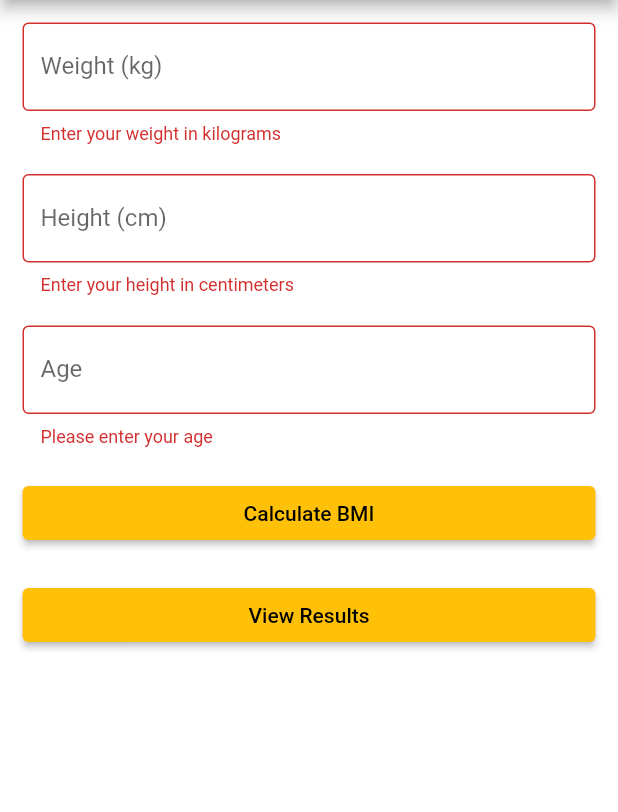
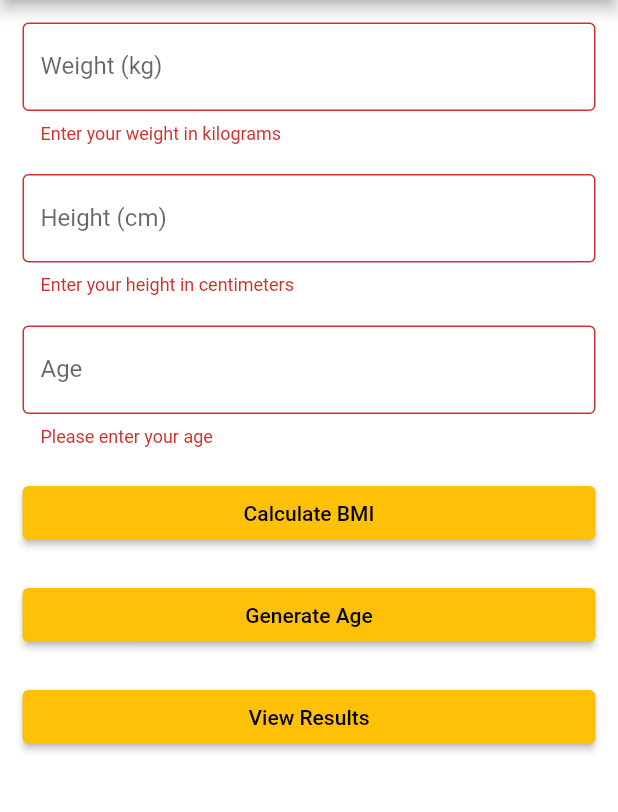
Before and after one commit to iralouisedavid/bmi-calculator, a Flutter app: the screen it shows after launch, after a tap on "Calculate BMI", on a phone screen of 412 x 824 dp, the part 84-896 px from its top. Run offline on Flutter 3.47's test engine with Material 2 defaults, Android fonts, the phone set to English and light mode, and no system bars; our stand-ins replace shared_preferences, sqflite; accounts and stored records are empty.

Commit message:
3rd Commit
03/21/2023

```diff
--- a/lib/data/database_helper.dart
+++ b/lib/data/database_helper.dart
@@ -1,7 +1,7 @@
 import 'dart:async';
 import 'package:path/path.dart';
 import 'package:sqflite/sqflite.dart';
-import 'package:bmi_calculator/models/bmi_model.dart';
+import 'package:bmi_calculator/models/result.dart';
 import 'package:bmi_calculator/queries/bmi_create_table_query.dart';
 
 class DatabaseHelper {
--- a/lib/main.dart
+++ b/lib/main.dart
@@ -1,14 +1,15 @@
 import 'package:flutter/material.dart';
+import 'package:provider/provider.dart';
 import 'screens/bmi_calculator_screen.dart';
+import 'screens/bmi_results_screen.dart';
 import 'package:bmi_calculator/themes/theme.dart';
-import 'package:provider/provider.dart';
-
-// void main() => runApp(BMICalculator(
-// ));
 
 void main() => runApp(
-  ChangeNotifierProvider(
-    create: (_) => ThemeNotifier(),
+  MultiProvider(
+    providers: [
+      // Provider for managing the app's theme
+      ChangeNotifierProvider(create: (_) => ThemeNotifier()),
+    ],
     child: BMICalculator(),
   ),
 );
@@ -18,8 +19,53 @@ class BMICalculator extends StatelessWidget {
   Widget build(BuildContext context) {
     return MaterialApp(
       title: 'BMI Calculator',
-      theme: Provider.of<ThemeNotifier>(context).darkTheme ? dark : light,
-      home: BMICalculatorScreen(),
+      theme: Provider.of<ThemeNotifier>(context).darkTheme ? dark : light, // Set the app theme based on the current theme value in the ThemeNotifier
+      initialRoute: '/',
+      routes: {
+        '/': (context) => BMICalculatorScreen(), // Route to the BMI calculator screen
+        '/results': (context) => ResultsScreen(), // Route to the BMI results screen
+      },
     );
   }
 }
+
+
+
+
+
+
+
+
+
+
+
+
+
+
+
+
+
+
+
+
+//
+// // void main() => runApp(BMICalculator(
+// // ));
+//
+// void main() => runApp(
+//   ChangeNotifierProvider(
+//     create: (_) => ThemeNotifier(),
+//     child: BMICalculator(),
+//   ),
+// );
+//
+// class BMICalculator extends StatelessWidget {
+//   @override
+//   Widget build(BuildContext context) {
+//     return MaterialApp(
+//       title: 'BMI Calculator',
+//       theme: Provider.of<ThemeNotifier>(context).darkTheme ? dark : light,
+//       home: BMICalculatorScreen(),
+//     );
+//   }
+// }
--- /dev/null
+++ b/lib/models/result.dart
@@ -0,0 +1,55 @@
+import 'package:sqflite/sqflite.dart';
+
+class Result {
+  //define the data that will be stored in the database
+  late final int? id;
+  final double weight;
+  final double height;
+  final int age;
+  final double bmi;
+  final String status;
+
+  Result({
+    this.id,
+    required this.weight,
+    required this.height,
+    required this.age,
+    required this.bmi,
+    required this.status,
+  });
+
+  //Convert bmi object to map object
+  Map<String, dynamic> toMap() {
+    return {
+      'id': id,
+      'weight': weight,
+      'height': height,
+      'age': age,
+      'bmi': bmi,
+      'status': status,
+    };
+  }
+
+  //method to get values from other fields while auto-incrementing the id
+  Map<String, dynamic> toMapWithoutId() {
+    return {
+      'age': age,
+      'weight': weight,
+      'height': height,
+      'bmi': bmi,
+      'status': status,
+    };
+  }
+
+  static Result fromMap(Map<String, dynamic> map) {
+    return Result(
+      id: map['id'],
+      weight: map['weight'],
+      height: map['height'],
+      age: map['age'],
+      bmi: map['bmi'],
+      status: map['status'],
+    );
+  }
+
+}
--- /dev/null
+++ b/lib/models/user.dart
@@ -0,0 +1,17 @@
+class User {
+  final int age;
+
+  User({required this.age});
+
+  factory User.fromJson(Map<String, dynamic> json) {
+    return User(
+      age: json['dob']['age'], //extract the age from the 'dob' field in the json map
+    );
+  }
+
+  Map<String, dynamic> toJson() {
+    final Map<String, dynamic> data = <String, dynamic>{}; //convert user object to json map
+    data['age'] = age;
+    return data;
+  }
+}
--- a/lib/screens/bmi_calculator_screen.dart
+++ b/lib/screens/bmi_calculator_screen.dart
@@ -2,6 +2,9 @@ import 'package:flutter/material.dart';
 import 'package:bmi_calculator/bmi_calculator.dart';
 import 'package:bmi_calculator/screens/bmi_results_screen.dart';
 import 'package:bmi_calculator/screens/bmi_settings_screen.dart';
+import 'package:bmi_calculator/validators/bmi_validators.dart';
+import 'package:bmi_calculator/services/api.dart';
+import 'package:bmi_calculator/models/user.dart';
 
 class BMICalculatorScreen extends StatefulWidget {
   @override
@@ -16,6 +19,9 @@ class _BMICalculatorScreenState extends State<BMICalculatorScreen> {
 
   // Create a form key to validate input
   final _formKey = GlobalKey<FormState>();
+
+  // Create ValueNotifier for age
+  ValueNotifier<int> _ageValueNotifier = ValueNotifier<int>(0);
 
   @override
   void dispose() {
@@ -37,7 +43,7 @@ class _BMICalculatorScreenState extends State<BMICalculatorScreen> {
             onPressed: () {
               Navigator.push(
                 context,
-                MaterialPageRoute(builder: (context) => BMISettingsScreen()),
+                MaterialPageRoute(builder: (context) => const BMISettingsScreen()),
               );
             },
           ),
@@ -55,16 +61,7 @@ class _BMICalculatorScreenState extends State<BMICalculatorScreen> {
                 labelText: 'Weight (kg)',
                 border: OutlineInputBorder(),
               ),
-              validator: (value) {
-                if (value!.isEmpty) {
-                  return 'Enter your weight in kilograms';
-                }
-                double? weight = double.tryParse(value);
-                if (weight == null || weight < 2 || weight > 650) {
-                  return 'Please enter a valid weight';
-                }
-                return null;
-              },
+              validator: validateWeight,
             ),
             const SizedBox(height: 20),
             TextFormField(
@@ -74,16 +71,7 @@ class _BMICalculatorScreenState extends State<BMICalculatorScreen> {
                 labelText: 'Height (cm)',
                 border: OutlineInputBorder(),
               ),
-              validator: (value) {
-                if (value!.isEmpty) {
-                  return 'Enter your height in centimeters';
-                }
-                double? height = double.tryParse(value);
-                if (height == null || height < 50 || height > 280) {
-                  return 'Please enter a valid height';
-                }
-                return null;
-              },
+              validator: validateHeight,
             ),
             const SizedBox(height: 20),
             TextFormField(
@@ -93,16 +81,7 @@ class _BMICalculatorScreenState extends State<BMICalculatorScreen> {
                 labelText: 'Age',
                 border: OutlineInputBorder(),
               ),
-              validator: (value) {
-                if (value!.isEmpty) {
-                  return 'Please enter your age';
-                }
-                int? age = int.tryParse(value);
-                if (age == null || age < 1 || age > 110) {
-                  return 'Please enter a valid age';
-                }
-                return null;
-              },
+              validator: validateAge,
             ),
             const SizedBox(height: 20),
             ElevatedButton(
@@ -111,17 +90,44 @@ class _BMICalculatorScreenState extends State<BMICalculatorScreen> {
                   BMICalculator bmiCalculator = BMICalculator(
                     weight: double.parse(_weightController.text),
                     height: double.parse(_heightController.text),
-                    age: int.parse(_ageController.text),
+                    //age: int.parse(_ageController.text),
+                    age: _ageValueNotifier.value, // Use the value from ValueNotifier
                   );
-                  bmiCalculator.displayBMIResult(context); // Call displayBMIResult method here
+                  bmiCalculator.displayBMIResult(context);// Call displayBMIResult method here
                 }
               },
               child: const Text('Calculate BMI'),
             ),
             const SizedBox(height: 20),
             ElevatedButton(
+              onPressed: () async {
+                try {
+                  User user = await Api.getRandomUserData(); // Fetch data from API
+                  _ageValueNotifier.value = user.age; // Update ValueNotifier with fetched age
+                  _ageController.text = _ageValueNotifier.value.toString(); // Set age text field with the new age value
+
+                  // ignore: use_build_context_synchronously
+                  ScaffoldMessenger.of(context).showSnackBar(
+                    const SnackBar(
+                      content: Text('Generated age successfully!'),
+                      backgroundColor: Colors.lightGreen,
+                    ),
+                  );
+                } catch (e) {
+                  ScaffoldMessenger.of(context).showSnackBar(
+                    const SnackBar(
+                      content: Text('Failed to generate age'),
+                      backgroundColor: Colors.redAccent,
+                    ),
+                  );
+                }
+              },
+              child: const Text('Generate Age'),
+            ),
+
+            const SizedBox(height: 20),
+            ElevatedButton(
               onPressed: () {
-                  // navigateResultsPage(context);
                 Navigator.push(
                   context,
                   MaterialPageRoute(builder: (context) => ResultsScreen()),
--- /dev/null
+++ b/lib/validators/bmi_validators.dart
@@ -0,0 +1,35 @@
+//Weight validator
+String? validateWeight(String? value) {
+  if (value!.isEmpty) {
+    return 'Enter your weight in kilograms';
+  }
+  double? weight = double.tryParse(value);
+  if (weight == null || weight < 2 || weight > 650) {
+    return 'Please enter a valid weight';
+  }
+  return null;
+}
+
+//Height validator
+String? validateHeight(String? value) {
+  if (value!.isEmpty) {
+    return 'Enter your height in centimeters';
+  }
+  double? height = double.tryParse(value);
+  if (height == null || height < 50 || height > 280) {
+    return 'Please enter a valid height';
+  }
+  return null;
+}
+
+//Age validator
+String? validateAge(String? value) {
+  if (value!.isEmpty) {
+    return 'Please enter your age';
+  }
+  int? age = int.tryParse(value);
+  if (age == null || age < 1 || age > 110) {
+    return 'Please enter a valid age';
+  }
+  return null;
+}
```
Also changed, not shown: lib/bmi_calculator.dart (+1 -30 lines), lib/screens/bmi_results_screen.dart (+90 -19 lines), lib/services/api.dart (added, +44 -0 lines), pubspec.yaml (+3 -49 lines), pubspec.lock. Lines whose indentation alone changed are shown as unchanged.
